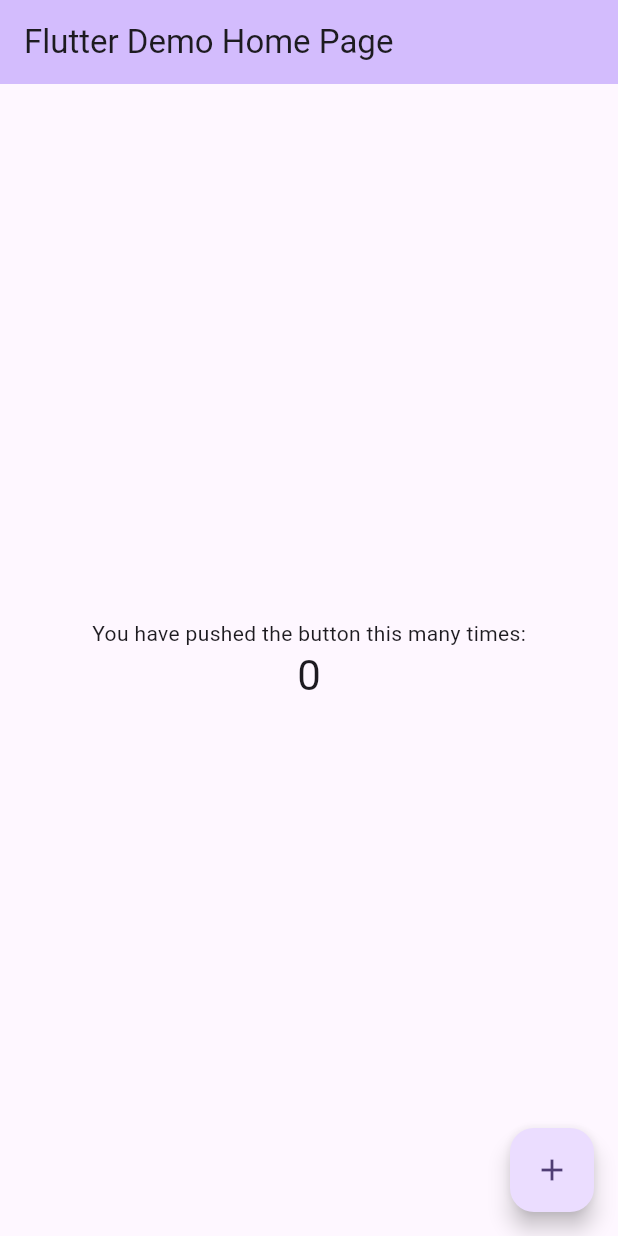
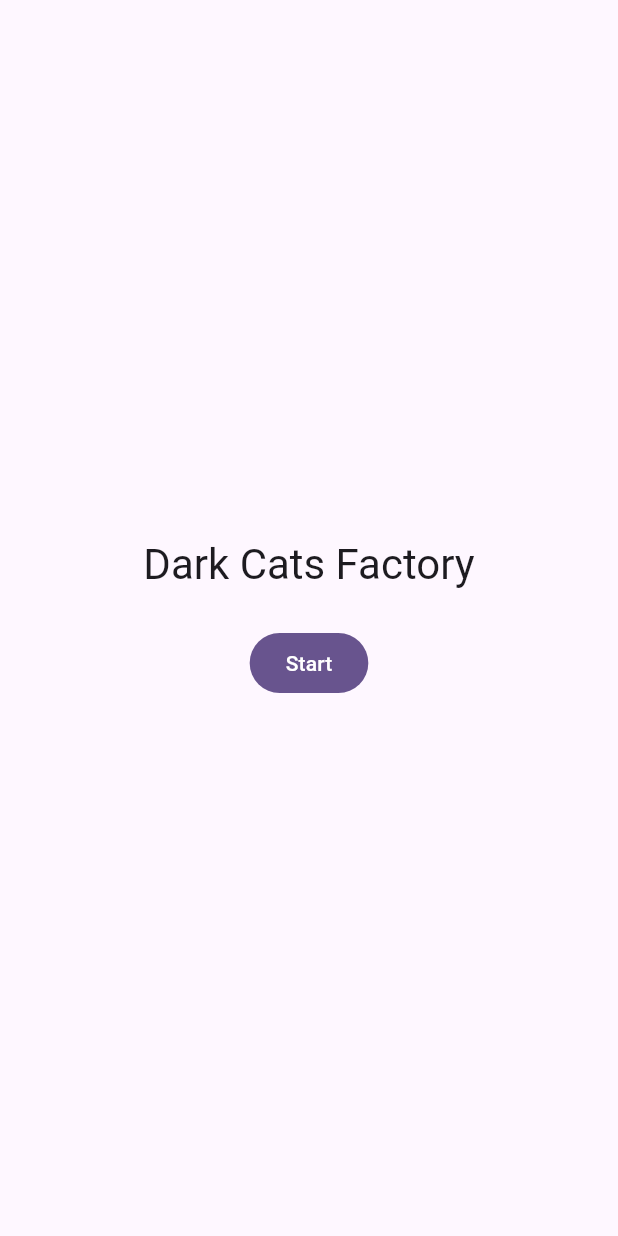
Before and after one commit to Vovanella95/dark_cats_factory, a Flutter app: the screen it shows after launch, on a phone screen of 412 x 824 dp. Run offline on Flutter 3.47's test engine with Material 3 defaults, Android fonts, the phone set to English and light mode, and no system bars.

Commit message:
feat: initial routing system with start page and shell page
- Named routes (/ start, /shell) via MaterialApp routes map (lib/routing/app_routes.dart)
- StartPage with entry CTA leading into the shell (pushReplacementNamed)
- ShellPage hosting 4 destinations (home, explore, collection, profile)
  through a NavigationBar and IndexedStack so tab state survives switches
- Placeholder pages per destination; replaced template counter smoke test
  with widget tests for routing and shell navigation (10 tests)

Closes gh-2

```diff
--- /dev/null
+++ b/lib/app.dart
@@ -0,0 +1,28 @@
+import 'package:flutter/material.dart';
+
+import 'pages/shell_page.dart';
+import 'pages/start_page.dart';
+import 'routing/app_routes.dart';
+
+/// Root widget wiring the application's named routes.
+class DarkCatsFactoryApp extends StatelessWidget {
+  const DarkCatsFactoryApp({super.key, this.initialRoute});
+
+  /// Overrides the route the app opens with; used by tests.
+  final String? initialRoute;
+
+  @override
+  Widget build(BuildContext context) {
+    return MaterialApp(
+      title: 'Dark Cats Factory',
+      theme: ThemeData(
+        colorScheme: ColorScheme.fromSeed(seedColor: Colors.deepPurple),
+      ),
+      initialRoute: initialRoute,
+      routes: {
+        AppRoutes.start: (context) => const StartPage(),
+        AppRoutes.shell: (context) => const ShellPage(),
+      },
+    );
+  }
+}
--- a/lib/main.dart
+++ b/lib/main.dart
@@ -1,122 +1,7 @@
 import 'package:flutter/material.dart';
 
+import 'app.dart';
+
 void main() {
-  runApp(const MyApp());
+  runApp(const DarkCatsFactoryApp());
 }
-
-class MyApp extends StatelessWidget {
-  const MyApp({super.key});
-
-  // This widget is the root of your application.
-  @override
-  Widget build(BuildContext context) {
-    return MaterialApp(
-      title: 'Flutter Demo',
-      theme: ThemeData(
-        // This is the theme of your application.
-        //
-        // TRY THIS: Try running your application with "flutter run". You'll see
-        // the application has a purple toolbar. Then, without quitting the app,
-        // try changing the seedColor in the colorScheme below to Colors.green
-        // and then invoke "hot reload" (save your changes or press the "hot
-        // reload" button in a Flutter-supported IDE, or press "r" if you used
-        // the command line to start the app).
-        //
-        // Notice that the counter didn't reset back to zero; the application
-        // state is not lost during the reload. To reset the state, use hot
-        // restart instead.
-        //
-        // This works for code too, not just values: Most code changes can be
-        // tested with just a hot reload.
-        colorScheme: .fromSeed(seedColor: Colors.deepPurple),
-      ),
-      home: const MyHomePage(title: 'Flutter Demo Home Page'),
-    );
-  }
-}
-
-class MyHomePage extends StatefulWidget {
-  const MyHomePage({super.key, required this.title});
-
-  // This widget is the home page of your application. It is stateful, meaning
-  // that it has a State object (defined below) that contains fields that affect
-  // how it looks.
-
-  // This class is the configuration for the state. It holds the values (in this
-  // case the title) provided by the parent (in this case the App widget) and
-  // used by the build method of the State. Fields in a Widget subclass are
-  // always marked "final".
-
-  final String title;
-
-  @override
-  State<MyHomePage> createState() => _MyHomePageState();
-}
-
-class _MyHomePageState extends State<MyHomePage> {
-  int _counter = 0;
-
-  void _incrementCounter() {
-    setState(() {
-      // This call to setState tells the Flutter framework that something has
-      // changed in this State, which causes it to rerun the build method below
-      // so that the display can reflect the updated values. If we changed
-      // _counter without calling setState(), then the build method would not be
-      // called again, and so nothing would appear to happen.
-      _counter++;
-    });
-  }
-
-  @override
-  Widget build(BuildContext context) {
-    // This method is rerun every time setState is called, for instance as done
-    // by the _incrementCounter method above.
-    //
-    // The Flutter framework has been optimized to make rerunning build methods
-    // fast, so that you can just rebuild anything that needs updating rather
-    // than having to individually change instances of widgets.
-    return Scaffold(
-      appBar: AppBar(
-        // TRY THIS: Try changing the color here to a specific color (to
-        // Colors.amber, perhaps?) and trigger a hot reload to see the AppBar
-        // change color while the other colors stay the same.
-        backgroundColor: Theme.of(context).colorScheme.inversePrimary,
-        // Here we take the value from the MyHomePage object that was created by
-        // the App.build method, and use it to set our appbar title.
-        title: Text(widget.title),
-      ),
-      body: Center(
-        // Center is a layout widget. It takes a single child and positions it
-        // in the middle of the parent.
-        child: Column(
-          // Column is also a layout widget. It takes a list of children and
-          // arranges them vertically. By default, it sizes itself to fit its
-          // children horizontally, and tries to be as tall as its parent.
-          //
-          // Column has various properties to control how it sizes itself and
-          // how it positions its children. Here we use mainAxisAlignment to
-          // center the children vertically; the main axis here is the vertical
-          // axis because Columns are vertical (the cross axis would be
-          // horizontal).
-          //
-          // TRY THIS: Invoke "debug painting" (choose the "Toggle Debug Paint"
-          // action in the IDE, or press "p" in the console), to see the
-          // wireframe for each widget.
-          mainAxisAlignment: .center,
-          children: [
-            const Text('You have pushed the button this many times:'),
-            Text(
-              '$_counter',
-              style: Theme.of(context).textTheme.headlineMedium,
-            ),
-          ],
-        ),
-      ),
-      floatingActionButton: FloatingActionButton(
-        onPressed: _incrementCounter,
-        tooltip: 'Increment',
-        child: const Icon(Icons.add),
-      ),
-    );
-  }
-}
--- /dev/null
+++ b/lib/pages/start_page.dart
@@ -0,0 +1,34 @@
+import 'package:flutter/material.dart';
+
+import '../routing/app_routes.dart';
+
+/// First screen shown when the application launches.
+///
+/// The only responsibility is to introduce the app and lead the user into
+/// the [ShellPage] through the [AppRoutes.shell] route.
+class StartPage extends StatelessWidget {
+  const StartPage({super.key});
+
+  @override
+  Widget build(BuildContext context) {
+    return Scaffold(
+      body: Center(
+        child: Column(
+          mainAxisAlignment: MainAxisAlignment.center,
+          children: [
+            Text(
+              'Dark Cats Factory',
+              style: Theme.of(context).textTheme.headlineMedium,
+            ),
+            const SizedBox(height: 24),
+            FilledButton(
+              onPressed: () =>
+                  Navigator.of(context).pushReplacementNamed(AppRoutes.shell),
+              child: const Text('Start'),
+            ),
+          ],
+        ),
+      ),
+    );
+  }
+}
--- /dev/null
+++ b/lib/routing/app_routes.dart
@@ -0,0 +1,5 @@
+/// Named routes of the application.
+abstract final class AppRoutes {
+  static const String start = '/';
+  static const String shell = '/shell';
+}
```
Also changed, not shown: lib/pages/collection_page.dart (added, +11 -0 lines), lib/pages/explore_page.dart (added, +11 -0 lines), lib/pages/home_page.dart (added, +11 -0 lines), lib/pages/profile_page.dart (added, +11 -0 lines), lib/pages/shell_page.dart (added, +72 -0 lines), 4 other files.
